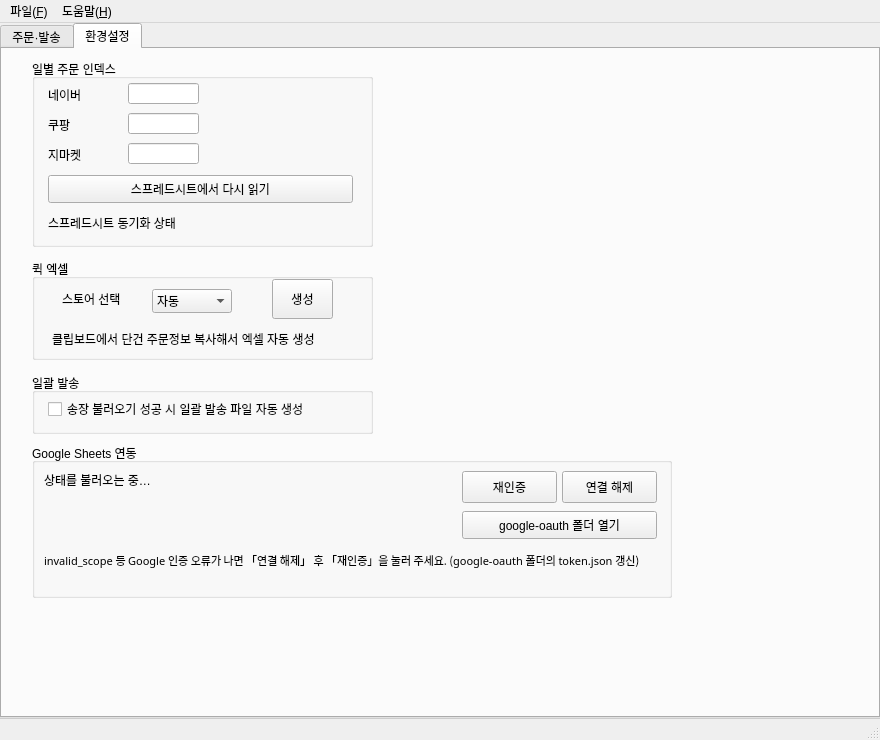
Before: the Qt Designer form ui/main_window.ui in Peanut0711/easy-fulfill, drawn with Qt 5.
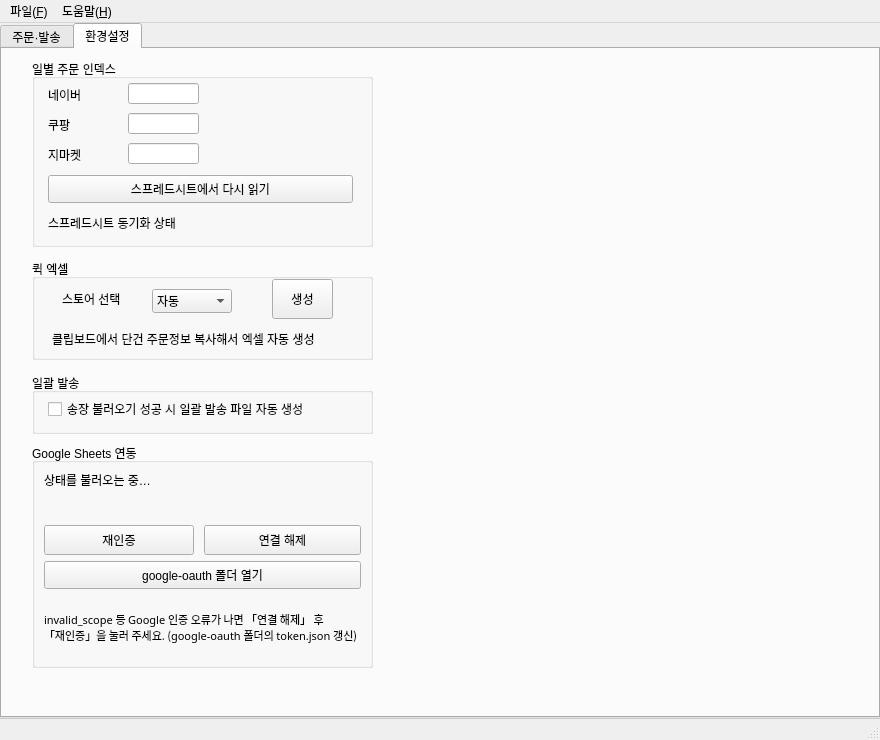
After: the same form once the commit is applied. The open tabs and pages were chosen to show the change.

Commit message:
쿠팡 일괄발송: 송장 매칭 실패 시 사유 로그 및 안내 문구 추가
- 송장 행이 주문서와 매칭되지 않을 때 수취인명·전화·등기번호와 함께
  사유(이름 불일치 / 전화 불일치 등)를 콘솔에 출력
- 운송장번호가 비어 남은 주문 행을 목록으로 출력
- NaN·'nan'·공백 전화·이름 정규화로 매칭·진단 일관성 개선
- 이름+전화 동시 매칭 이유를 로그에 짧게 안내(동명이인·오배송 방지)

```diff
--- a/ui/main_window.ui
+++ b/ui/main_window.ui
@@ -642,8 +642,8 @@
          <rect>
           <x>30</x>
           <y>394</y>
-          <width>640</width>
-          <height>155</height>
+          <width>341</width>
+          <height>225</height>
          </rect>
         </property>
         <property name="title">
@@ -654,8 +654,8 @@
           <rect>
            <x>12</x>
            <y>28</y>
-           <width>400</width>
-           <height>60</height>
+           <width>317</width>
+           <height>48</height>
           </rect>
          </property>
          <property name="text">
@@ -672,9 +672,9 @@
          <property name="geometry">
           <rect>
            <x>12</x>
-           <y>92</y>
-           <width>620</width>
-           <height>50</height>
+           <y>152</y>
+           <width>317</width>
+           <height>64</height>
           </rect>
          </property>
          <property name="font">
@@ -693,10 +693,10 @@
         <widget class="QPushButton" name="pushButton_google_reauth">
          <property name="geometry">
           <rect>
-           <x>430</x>
-           <y>28</y>
-           <width>95</width>
-           <height>32</height>
+           <x>12</x>
+           <y>82</y>
+           <width>150</width>
+           <height>30</height>
           </rect>
          </property>
          <property name="text">
@@ -709,10 +709,10 @@
         <widget class="QPushButton" name="pushButton_google_disconnect">
          <property name="geometry">
           <rect>
-           <x>530</x>
-           <y>28</y>
-           <width>95</width>
-           <height>32</height>
+           <x>172</x>
+           <y>82</y>
+           <width>157</width>
+           <height>30</height>
           </rect>
          </property>
          <property name="text">
@@ -725,9 +725,9 @@
         <widget class="QPushButton" name="pushButton_google_open_oauth_folder">
          <property name="geometry">
           <rect>
-           <x>430</x>
-           <y>68</y>
-           <width>195</width>
+           <x>12</x>
+           <y>118</y>
+           <width>317</width>
            <height>28</height>
           </rect>
          </property>
```
The commit also changes 1 other file.
